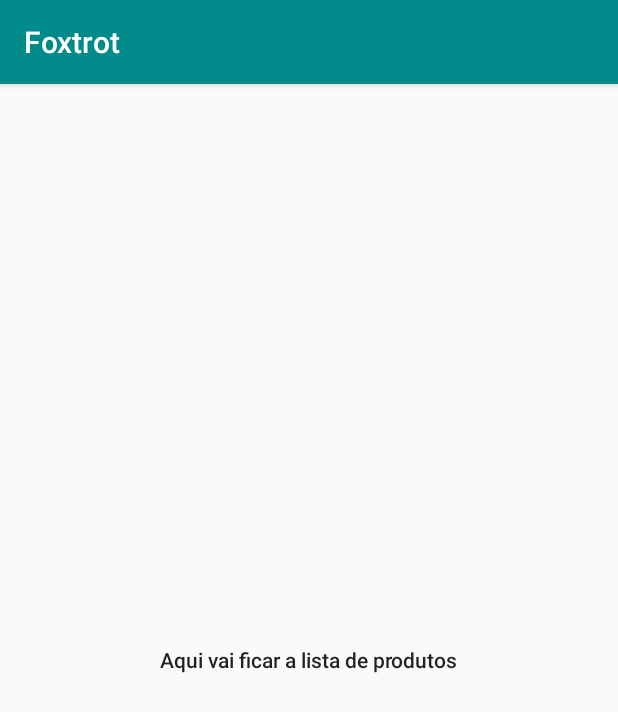
After one commit to Rafaciba/Foxtrot, an Android app: the ProdutosActivity screen opened directly, with no data from a screen before it, on a phone screen of 412 x 824 dp. The commit adds this screen. Shown: the top 712 px of the screen. Run offline under Robolectric (Android 15) with nearby library versions, the phone set to English and light mode, and no system bars.

Commit message:
* Login sem serviço, com shared preferens e singleton; + ProdutosActivity vazia; + SingletonUsuario, que guarda o usuário logado; + Classe Usuario;

```diff
--- a/app/src/main/AndroidManifest.xml
+++ b/app/src/main/AndroidManifest.xml
@@ -15,6 +15,7 @@
                 <category android:name="android.intent.category.LAUNCHER" />
             </intent-filter>
         </activity>
+        <activity android:name=".ProdutosActivity"></activity>
     </application>
 
 </manifest>
--- /dev/null
+++ b/app/src/main/java/net/sistemasparainter/foxtrot/daragadito/foxtrot/ProdutosActivity.java
@@ -0,0 +1,13 @@
+package net.sistemasparainter.foxtrot.daragadito.foxtrot;
+
+import android.support.v7.app.AppCompatActivity;
+import android.os.Bundle;
+
+public class ProdutosActivity extends AppCompatActivity {
+
+    @Override
+    protected void onCreate(Bundle savedInstanceState) {
+        super.onCreate(savedInstanceState);
+        setContentView(R.layout.activity_produtos);
+    }
+}
--- /dev/null
+++ b/app/src/main/res/layout/activity_produtos.xml
@@ -0,0 +1,21 @@
+<?xml version="1.0" encoding="utf-8"?>
+<RelativeLayout xmlns:android="http://schemas.android.com/apk/res/android"
+    xmlns:tools="http://schemas.android.com/tools"
+    android:id="@+id/activity_produtos"
+    android:layout_width="match_parent"
+    android:layout_height="match_parent"
+    android:paddingBottom="@dimen/activity_vertical_margin"
+    android:paddingLeft="@dimen/activity_horizontal_margin"
+    android:paddingRight="@dimen/activity_horizontal_margin"
+    android:paddingTop="@dimen/activity_vertical_margin"
+    tools:context="net.sistemasparainter.foxtrot.daragadito.foxtrot.ProdutosActivity">
+
+    <TextView
+        android:text="Aqui vai ficar a lista de produtos"
+        android:layout_width="wrap_content"
+        android:layout_height="wrap_content"
+        android:layout_centerVertical="true"
+        android:layout_centerHorizontal="true"
+        android:id="@+id/textView3"
+        android:textAppearance="@style/TextAppearance.AppCompat.Body2" />
+</RelativeLayout>
```
Also changed, not shown: app/src/main/java/net/sistemasparainter/foxtrot/daragadito/foxtrot/LoginActivity.java (+98 -0 lines), app/src/main/java/net/sistemasparainter/foxtrot/daragadito/foxtrot/SingletonUsuario.java (added, +21 -0 lines), app/src/main/java/net/sistemasparainter/foxtrot/daragadito/foxtrot/Usuario.java (added, +42 -0 lines), app/src/main/res/layout/activity_login.xml (+39 -11 lines).
